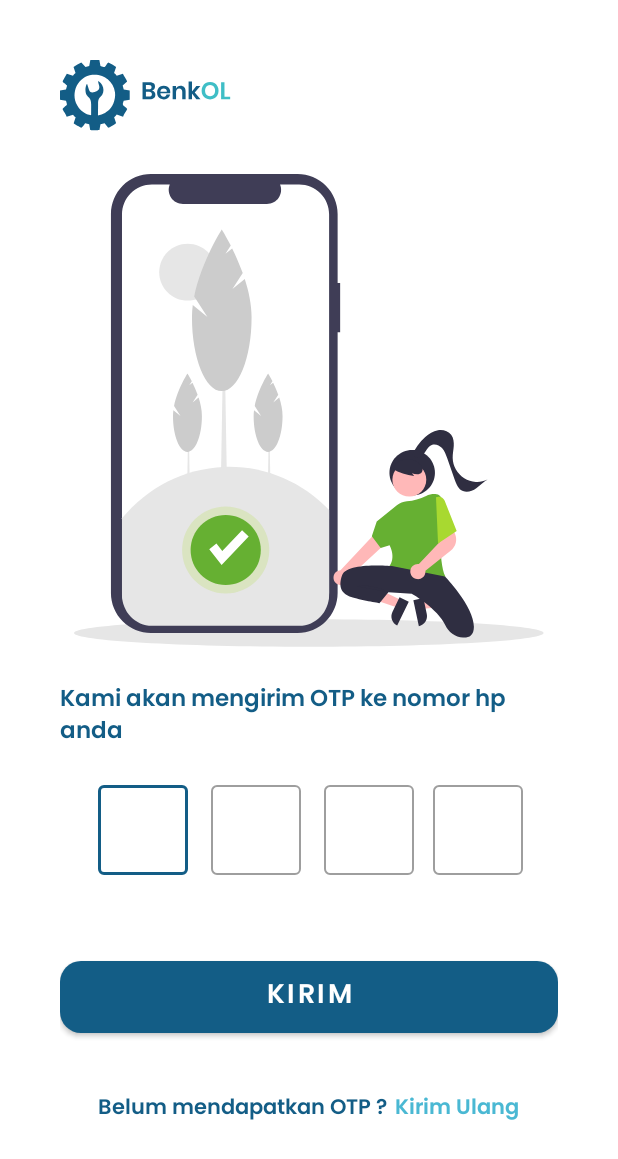
After one commit to JonathanUlhaq/BenKol, an Android app: the Otp screen opened directly, with no data from a screen before it, on a phone screen of 412 x 824 dp. The commit adds this screen. Shown: the top 1159 px of the screen. Run offline under Robolectric (Android 15) with nearby library versions, the phone set to English and light mode, and no system bars.

Commit message:
Layout OTP

```diff
--- a/app/src/main/AndroidManifest.xml
+++ b/app/src/main/AndroidManifest.xml
@@ -10,9 +10,13 @@
         android:supportsRtl="true"
         android:theme="@style/Theme.BenKol">
         <activity
+            android:name=".Otp"
+            android:exported="false"
+            android:theme="@style/Theme.BenkolLogin"/>
+        <activity
             android:name=".Login"
             android:exported="false"
-            android:theme="@style/Theme.BenkolLogin"/>
+            android:theme="@style/Theme.BenkolLogin" />
         <activity
             android:name=".OnBoarding"
             android:exported="false"
--- a/app/src/main/java/com/example/benkol/Login.java
+++ b/app/src/main/java/com/example/benkol/Login.java
@@ -2,7 +2,9 @@ package com.example.benkol;
 
 import androidx.appcompat.app.AppCompatActivity;
 
+import android.content.Intent;
 import android.os.Bundle;
+import android.view.View;
 
 public class Login extends AppCompatActivity {
 
@@ -11,4 +13,10 @@ public class Login extends AppCompatActivity {
         super.onCreate(savedInstanceState);
         setContentView(R.layout.activity_login);
     }
+
+    public void OTP(View view)
+    {
+        Intent intent = new Intent(Login.this,Otp.class);
+        startActivity(intent);
+    }
 }
--- /dev/null
+++ b/app/src/main/java/com/example/benkol/Otp.java
@@ -0,0 +1,14 @@
+package com.example.benkol;
+
+import androidx.appcompat.app.AppCompatActivity;
+
+import android.os.Bundle;
+
+public class Otp extends AppCompatActivity {
+
+    @Override
+    protected void onCreate(Bundle savedInstanceState) {
+        super.onCreate(savedInstanceState);
+        setContentView(R.layout.activity_otp);
+    }
+}
--- /dev/null
+++ b/app/src/main/res/drawable/ilus_regris.xml
@@ -0,0 +1,92 @@
+<vector xmlns:android="http://schemas.android.com/apk/res/android"
+    android:width="313dp"
+    android:height="315dp"
+    android:viewportWidth="313"
+    android:viewportHeight="315">
+  <path
+      android:pathData="M156.351,314.888C242.701,314.888 312.701,310.782 312.701,305.717C312.701,300.651 242.701,296.545 156.351,296.545C70.001,296.545 0,300.651 0,305.717C0,310.782 70.001,314.888 156.351,314.888Z"
+      android:fillColor="#E6E6E6"/>
+  <path
+      android:pathData="M177.243,72.65H175.561V26.633C175.561,19.57 172.752,12.795 167.75,7.801C162.749,2.806 155.965,0 148.892,0H51.268C44.195,0 37.411,2.806 32.41,7.801C27.408,12.795 24.599,19.57 24.599,26.633V279.084C24.599,286.148 27.408,292.922 32.41,297.917C37.411,302.911 44.195,305.717 51.268,305.717H148.892C155.965,305.717 162.749,302.911 167.75,297.917C172.752,292.922 175.561,286.148 175.561,279.084V105.406H177.243V72.65Z"
+      android:fillColor="#3F3D56"/>
+  <path
+      android:pathData="M169.885,26.819V278.898C169.885,284.173 167.787,289.233 164.051,292.963C160.316,296.693 155.25,298.788 149.968,298.788H51.875C46.593,298.788 41.528,296.693 37.793,292.963C34.058,289.233 31.959,284.174 31.959,278.899V26.819C31.959,21.544 34.057,16.485 37.793,12.755C41.528,9.025 46.594,6.929 51.876,6.929H63.776C63.191,8.364 62.968,9.921 63.127,11.462C63.286,13.003 63.822,14.481 64.687,15.767C65.553,17.053 66.721,18.106 68.09,18.835C69.459,19.564 70.986,19.946 72.538,19.947H128.466C130.017,19.946 131.544,19.564 132.913,18.836C134.282,18.107 135.451,17.053 136.316,15.767C137.182,14.481 137.717,13.003 137.876,11.462C138.035,9.921 137.813,8.364 137.228,6.929H149.968C155.25,6.929 160.316,9.025 164.051,12.755C167.787,16.485 169.885,21.544 169.885,26.819V26.819Z"
+      android:fillColor="#ffffff"/>
+  <path
+      android:pathData="M77.273,217.675H75.21L75.899,177.434H76.588L77.273,217.675Z"
+      android:fillColor="#E6E6E6"/>
+  <path
+      android:pathData="M78.992,152.098L82.322,146.959C81.335,144.235 80.194,141.569 78.906,138.973L76.753,140.71L78.458,138.079C76.833,134.885 75.554,132.872 75.554,132.872C75.554,132.872 68.877,143.381 66.645,154.509L70.918,161.104L66.188,157.289C66.02,158.585 65.933,159.89 65.929,161.197C65.929,174.376 70.239,185.059 75.555,185.059C80.872,185.059 85.182,174.374 85.182,161.197C85.182,157.112 84.256,152.838 82.977,148.884L78.992,152.098Z"
+      android:fillColor="#CCCCCC"/>
+  <path
+      android:pathData="M130.979,217.675H128.916L129.605,177.434H130.293L130.979,217.675Z"
+      android:fillColor="#E6E6E6"/>
+  <path
+      android:pathData="M132.697,152.098L136.027,146.959C135.04,144.235 133.899,141.569 132.611,138.973L130.458,140.71L132.163,138.079C130.538,134.885 129.259,132.872 129.259,132.872C129.259,132.872 122.581,143.382 120.351,154.509L124.621,161.103L119.892,157.288C119.723,158.584 119.637,159.889 119.632,161.196C119.632,174.375 123.942,185.058 129.259,185.058C134.575,185.058 138.885,174.374 138.885,161.196C138.885,157.111 137.959,152.837 136.681,148.883L132.697,152.098Z"
+      android:fillColor="#CCCCCC"/>
+  <path
+      android:pathData="M75.703,84.282C86.172,84.282 94.658,75.807 94.658,65.353C94.658,54.898 86.172,46.423 75.703,46.423C65.235,46.423 56.749,54.898 56.749,65.353C56.749,75.807 65.235,84.282 75.703,84.282Z"
+      android:fillColor="#E6E6E6"/>
+  <path
+      android:pathData="M101.958,211.816H97.704L99.122,128.842H100.54L101.958,211.816Z"
+      android:fillColor="#E6E6E6"/>
+  <path
+      android:pathData="M105.502,76.602L112.368,66.007C110.332,60.39 107.98,54.892 105.324,49.54L100.884,53.12L104.399,47.695C101.047,41.109 98.413,36.959 98.413,36.959C98.413,36.959 84.643,58.629 80.043,81.573L88.851,95.171L79.097,87.304C78.75,89.977 78.571,92.668 78.562,95.364C78.562,122.536 87.449,144.564 98.411,144.564C109.373,144.564 118.259,122.536 118.259,95.364C118.259,86.94 116.351,78.127 113.718,69.974L105.502,76.602Z"
+      android:fillColor="#CCCCCC"/>
+  <path
+      android:pathData="M169.885,223.777V280.183C169.885,291.624 160.968,300.898 149.968,300.899H51.875C40.875,300.899 31.958,291.624 31.958,280.183V229.276C48.965,208.511 73.554,196.101 99.761,195.056C125.968,194.011 151.399,204.427 169.885,223.777Z"
+      android:fillColor="#E6E6E6"/>
+  <path
+      android:pathData="M101.029,279.418C117.058,279.418 130.053,266.441 130.053,250.433C130.053,234.426 117.058,221.449 101.029,221.449C84.999,221.449 72.005,234.426 72.005,250.433C72.005,266.441 84.999,279.418 101.029,279.418Z"
+      android:strokeAlpha="0.2"
+      android:fillColor="#A8D930"
+      android:fillAlpha="0.2"/>
+  <path
+      android:pathData="M101.029,273.772C113.936,273.772 124.399,263.323 124.399,250.434C124.399,237.544 113.936,227.095 101.029,227.095C88.122,227.095 77.659,237.544 77.659,250.434C77.659,263.323 88.122,273.772 101.029,273.772Z"
+      android:fillColor="#66B032"/>
+  <path
+      android:pathData="M98.303,260.412L90.067,249.837L94.856,246.117L98.756,251.124L111.929,237.237L116.334,241.404L98.303,260.412Z"
+      android:fillColor="#ffffff"/>
+  <path
+      android:pathData="M225.222,214.134C233.59,214.134 240.374,207.359 240.374,199.001C240.374,190.644 233.59,183.869 225.222,183.869C216.853,183.869 210.069,190.644 210.069,199.001C210.069,207.359 216.853,214.134 225.222,214.134Z"
+      android:fillColor="#2F2E41"/>
+  <path
+      android:pathData="M231.362,283.952L232.529,289.452L254.326,287.572L252.604,279.455L231.362,283.952Z"
+      android:fillColor="#FFB8B8"/>
+  <path
+      android:pathData="M229.665,301.141L225.997,283.856L232.684,282.44L234.935,293.047C235.121,293.924 235.132,294.829 234.968,295.71C234.804,296.592 234.468,297.432 233.978,298.184C233.489,298.935 232.856,299.583 232.116,300.091C231.376,300.598 230.543,300.955 229.665,301.141Z"
+      android:fillColor="#2F2E41"/>
+  <path
+      android:pathData="M217.706,283.659L215.253,288.72L194.544,281.678L198.165,274.21L217.706,283.659Z"
+      android:fillColor="#FFB8B8"/>
+  <path
+      android:pathData="M212.055,291.638L216.787,281.879L222.939,284.854L215.229,300.757C213.597,299.968 212.346,298.564 211.751,296.854C211.156,295.144 211.265,293.267 212.055,291.638V291.638Z"
+      android:fillColor="#2F2E41"/>
+  <path
+      android:pathData="M176.903,273.666C177.612,273.798 178.341,273.773 179.04,273.592C179.738,273.412 180.388,273.082 180.944,272.623C181.501,272.165 181.95,271.591 182.26,270.941C182.57,270.29 182.733,269.58 182.739,268.86L216.89,237.416L208.409,230.856L177.489,263.846C176.277,263.917 175.132,264.429 174.273,265.286C173.413,266.143 172.899,267.285 172.827,268.496C172.754,269.707 173.13,270.902 173.881,271.855C174.633,272.807 175.708,273.452 176.904,273.665L176.903,273.666Z"
+      android:fillColor="#FFB8B8"/>
+  <path
+      android:pathData="M223.319,214.816C229.548,214.816 234.597,209.774 234.597,203.554C234.597,197.333 229.548,192.291 223.319,192.291C217.091,192.291 212.042,197.333 212.042,203.554C212.042,209.774 217.091,214.816 223.319,214.816Z"
+      android:fillColor="#FFB8B8"/>
+  <path
+      android:pathData="M233.441,269.758C225.529,269.758 216.002,268.095 210.124,261.286L209.992,261.132L210.129,260.982C210.175,260.933 214.498,255.998 210.18,247.197L204.243,249.021L198.333,241.231L201.607,231.422L215.005,220.646C216.924,219.11 219.261,218.185 221.713,217.99C226.151,217.562 230.474,216.332 234.471,214.362C236.301,213.474 238.315,213.034 240.349,213.078L240.612,213.085C241.231,213.102 241.839,213.245 242.401,213.504C242.962,213.763 243.465,214.134 243.879,214.593C244.293,215.052 244.61,215.59 244.809,216.175C245.008,216.76 245.087,217.379 245.039,217.995C244.131,229.748 242.527,258.139 247.24,267.915L247.361,268.167L247.09,268.236C242.61,269.242 238.033,269.753 233.441,269.758L233.441,269.758Z"
+      android:fillColor="#66B032"/>
+  <path
+      android:pathData="M211.676,261.136C211.676,261.136 181.829,258.385 178.615,267.097C175.4,275.81 179.074,279.937 184.584,281.771C190.094,283.605 203.41,285.898 203.41,285.898L209.38,278.561L224.992,279.478C224.992,279.478 242.388,289.554 247.198,300.331C248.23,302.663 249.875,304.672 251.96,306.144C254.044,307.617 256.489,308.498 259.034,308.693C262.891,308.961 266.318,307.507 266.318,301.488C266.318,287.731 247.032,268.013 247.032,268.013L211.676,261.136Z"
+      android:fillColor="#2F2E41"/>
+  <path
+      android:pathData="M188.946,274.663C188.946,274.663 196.752,272.371 209.15,278.332Z"
+      android:fillColor="#2F2E41"/>
+  <path
+      android:pathData="M212.069,196.371C216.474,199.056 221.439,200.69 226.579,201.146L225.05,199.315C226.163,199.726 227.335,199.959 228.521,200.003C229.116,200.02 229.705,199.898 230.244,199.647C230.782,199.395 231.254,199.021 231.621,198.555C231.921,198.07 232.099,197.521 232.141,196.952C232.182,196.384 232.085,195.815 231.858,195.292C231.392,194.25 230.666,193.344 229.751,192.66C228.127,191.378 226.212,190.517 224.174,190.153C222.137,189.789 220.041,189.935 218.073,190.576C216.723,190.979 215.513,191.753 214.584,192.81C214.127,193.343 213.809,193.98 213.66,194.665C213.511,195.351 213.534,196.062 213.728,196.736"
+      android:fillColor="#2F2E41"/>
+  <path
+      android:pathData="M225.14,187.369C227.144,182.722 230.143,178.571 233.927,175.206C236.357,173.051 239.196,171.197 242.397,170.638C245.599,170.078 249.208,171.037 251.173,173.624C252.78,175.739 253.079,178.573 252.903,181.221C252.726,183.87 252.133,186.495 252.189,189.147C252.247,191.855 252.982,194.506 254.326,196.859C255.67,199.211 257.581,201.192 259.885,202.62C262.19,204.048 264.815,204.879 267.523,205.036C270.231,205.194 272.935,204.674 275.39,203.523C272.625,205.05 270.471,207.467 267.906,209.305C265.341,211.143 261.953,212.405 259.038,211.19C255.953,209.906 254.538,206.412 253.433,203.261L248.505,189.211C247.668,186.822 246.789,184.363 245.079,182.495C243.37,180.628 240.595,179.489 238.242,180.428C236.459,181.139 235.298,182.839 234.28,184.463C233.262,186.087 232.187,187.82 230.468,188.672C228.75,189.525 226.198,189 225.637,187.166"
+      android:fillColor="#2F2E41"/>
+  <path
+      android:pathData="M229.009,269.798C228.815,269.798 228.62,269.787 228.427,269.766C227.144,269.622 225.964,268.992 225.132,268.006C224.299,267.02 223.876,265.754 223.949,264.466C224.023,263.178 224.587,261.968 225.527,261.083C226.467,260.198 227.71,259.707 229.002,259.709C229.227,259.71 229.452,259.727 229.675,259.759L245.093,243.368L243.484,238.01L251.565,234.391L253.831,239.921C254.59,241.794 254.725,243.862 254.214,245.818C253.704,247.774 252.575,249.513 250.997,250.777L234.025,264.259C234.043,264.423 234.052,264.588 234.053,264.754C234.052,265.463 233.902,266.165 233.612,266.813C233.323,267.461 232.899,268.04 232.37,268.514C231.449,269.344 230.25,269.802 229.009,269.798V269.798Z"
+      android:fillColor="#FFB8B8"/>
+  <path
+      android:pathData="M241.063,215.28C241.598,215.043 242.175,214.916 242.76,214.907C243.345,214.898 243.925,215.008 244.467,215.228C245.008,215.449 245.5,215.777 245.911,216.192C246.323,216.608 246.646,217.102 246.862,217.645L254.838,237.75L242.441,246.004L241.063,215.28Z"
+      android:fillColor="#A8D930"/>
+</vector>
--- a/app/src/main/res/layout/activity_login.xml
+++ b/app/src/main/res/layout/activity_login.xml
@@ -53,10 +53,15 @@
     </com.google.android.material.textfield.TextInputLayout>
 
     <Button
+        style="@style/Widget.MaterialComponents.Button"
+        app:cornerRadius="14dp"
         android:id="@+id/button"
+        android:onClick="OTP"
         android:layout_width="match_parent"
-        android:background="@drawable/button"
         android:layout_height="wrap_content"
+        android:textSize="18sp"
+        android:fontFamily="@font/poppinssemibbold"
+        android:height="60dp"
         android:text="Send OTP"
         app:layout_constraintBottom_toBottomOf="parent"
         app:layout_constraintEnd_toEndOf="parent"
--- /dev/null
+++ b/app/src/main/res/layout/activity_otp.xml
@@ -0,0 +1,202 @@
+<?xml version="1.0" encoding="utf-8"?>
+<androidx.constraintlayout.widget.ConstraintLayout xmlns:android="http://schemas.android.com/apk/res/android"
+    xmlns:app="http://schemas.android.com/apk/res-auto"
+    xmlns:tools="http://schemas.android.com/tools"
+    android:layout_width="match_parent"
+    android:layout_height="match_parent"
+    android:padding="40dp"
+    tools:context=".Otp">
+
+    <ImageView
+        android:id="@+id/imageView3"
+        android:layout_width="wrap_content"
+        android:layout_height="wrap_content"
+        app:layout_constraintBottom_toBottomOf="parent"
+        app:layout_constraintEnd_toEndOf="parent"
+        app:layout_constraintHorizontal_bias="0.0"
+        app:layout_constraintStart_toStartOf="parent"
+        app:layout_constraintTop_toTopOf="parent"
+        app:layout_constraintVertical_bias="0.0"
+        app:srcCompat="@drawable/login_logo" />
+
+    <ImageView
+        android:id="@+id/imageView4"
+        android:layout_width="wrap_content"
+        android:layout_height="wrap_content"
+        app:layout_constraintBottom_toBottomOf="parent"
+        app:layout_constraintEnd_toEndOf="parent"
+        app:layout_constraintStart_toStartOf="parent"
+        app:layout_constraintTop_toBottomOf="@+id/imageView3"
+        app:layout_constraintVertical_bias="0.075"
+        app:srcCompat="@drawable/ilus_regris" />
+
+    <TextView
+        android:id="@+id/penjelasan"
+        android:layout_width="match_parent"
+        android:layout_height="wrap_content"
+        android:autoSizeTextType="uniform"
+        android:fontFamily="@font/poppinssemibbold"
+        android:text="Kami akan mengirim OTP ke nomor hp anda"
+        android:textColor="@color/biru"
+        android:textSize="15sp"
+        app:layout_constraintBottom_toBottomOf="parent"
+        app:layout_constraintEnd_toEndOf="parent"
+        app:layout_constraintStart_toStartOf="parent"
+        app:layout_constraintTop_toBottomOf="@+id/imageView4"
+        app:layout_constraintVertical_bias="0.072" />
+
+    <LinearLayout
+        android:id="@+id/linearLayout2"
+        android:layout_width="match_parent"
+        android:layout_height="wrap_content"
+        android:gravity="center"
+        android:orientation="horizontal"
+        app:layout_constraintBottom_toBottomOf="parent"
+        app:layout_constraintEnd_toEndOf="parent"
+        app:layout_constraintStart_toStartOf="parent"
+        app:layout_constraintTop_toBottomOf="@+id/penjelasan"
+        app:layout_constraintVertical_bias="0.078">
+
+        <!--OTP 1-->
+
+        <com.google.android.material.textfield.TextInputLayout
+
+
+            style="@style/Widget.MaterialComponents.TextInputLayout.OutlinedBox"
+            android:layout_width="wrap_content"
+            android:layout_height="wrap_content"
+            android:layout_gravity="center"
+            android:gravity="center">
+
+
+            <com.google.android.material.textfield.TextInputEditText
+                android:id="@+id/otp1"
+                android:layout_width="60dp"
+                android:layout_height="60dp"
+                android:layout_marginLeft="5dp"
+                android:layout_marginRight="10dp"
+                android:textAlignment="center"
+                android:inputType="numberDecimal"
+                android:maxLength="1"
+                android:maxLines="1"
+                android:textSize="15sp"
+                android:textStyle="bold" />
+        </com.google.android.material.textfield.TextInputLayout>
+
+        <!-- End OTP 1 -->
+
+        <!--Start OTP 2 -->
+        <com.google.android.material.textfield.TextInputLayout
+
+            style="@style/Widget.MaterialComponents.TextInputLayout.OutlinedBox"
+            android:layout_width="wrap_content"
+            android:layout_height="wrap_content"
+            android:layout_gravity="center"
+            android:gravity="center">
+
+            <com.google.android.material.textfield.TextInputEditText
+                android:id="@+id/otp2"
+                android:layout_width="60dp"
+                android:layout_height="60dp"
+                android:layout_marginLeft="5dp"
+                android:layout_marginRight="10dp"
+                android:textAlignment="center"
+                android:inputType="numberDecimal"
+                android:maxLength="1"
+                android:maxLines="1"
+                android:textSize="15sp"
+                android:textStyle="bold" />
+        </com.google.android.material.textfield.TextInputLayout>
+        <!--End OTP 2-->
+
+        <!--Start OTP 3 -->
+        <com.google.android.material.textfield.TextInputLayout
+
+            android:id="@+id/outlinedTextField"
+            style="@style/Widget.MaterialComponents.TextInputLayout.OutlinedBox"
+            android:layout_width="wrap_content"
+            android:layout_height="wrap_content"
+            android:layout_gravity="center"
+            android:gravity="center">
+
+            <com.google.android.material.textfield.TextInputEditText
+                android:id="@+id/otp3"
+                android:layout_width="60dp"
+                android:layout_height="60dp"
+                android:layout_marginRight="10dp"
+                android:layout_marginLeft="5dp"
+                android:inputType="numberDecimal"
+                android:textAlignment="center"
+                android:maxLength="1"
+                android:maxLines="1"
+                android:textSize="15sp"
+                android:textStyle="bold" />
+        </com.google.android.material.textfield.TextInputLayout>
+        <!--End OTP 3-->
+
+        <!--Start OTP 4 -->
+        <com.google.android.material.textfield.TextInputLayout
+
+            style="@style/Widget.MaterialComponents.TextInputLayout.OutlinedBox"
+            android:layout_width="wrap_content"
+            android:layout_height="wrap_content"
+            android:layout_gravity="center"
+            android:gravity="center">
+
+            <com.google.android.material.textfield.TextInputEditText
+                android:id="@+id/otp4"
+                android:layout_width="60dp"
+                android:layout_height="60dp"
+                android:inputType="numberDecimal"
+                android:textAlignment="center"
+                android:maxLength="1"
+                android:maxLines="1"
+                android:textSize="15sp"
+                android:textStyle="bold" />
+        </com.google.android.material.textfield.TextInputLayout>
+        <!--End OTP 4-->
+
+    </LinearLayout>
+
+    <Button
+        style="@style/Widget.MaterialComponents.Button"
+        app:cornerRadius="14dp"
+        android:id="@+id/button2"
+        android:layout_width="match_parent"
+        android:layout_height="wrap_content"
+        android:text="Kirim"
+        android:textSize="18sp"
+        android:fontFamily="@font/poppinssemibbold"
+        android:height="60dp"
+        app:layout_constraintBottom_toBottomOf="parent"
+        app:layout_constraintEnd_toEndOf="parent"
+        app:layout_constraintHorizontal_bias="0.498"
+        app:layout_constraintStart_toStartOf="parent"
+        app:layout_constraintTop_toBottomOf="@+id/linearLayout2"
+        app:layout_constraintVertical_bias="0.366" />
+
+    <LinearLayout
+        android:layout_width="match_parent"
+        android:layout_height="wrap_content"
+        android:orientation="horizontal"
+        android:gravity="center"
+        app:layout_constraintBottom_toBottomOf="parent"
+        app:layout_constraintEnd_toEndOf="parent"
+        app:layout_constraintStart_toStartOf="parent"
+        app:layout_constraintTop_toBottomOf="@+id/button2">
+
+        <TextView
+            android:layout_width="wrap_content"
+            android:layout_height="wrap_content"
+            android:text="Belum mendapatkan OTP ?"
+            android:fontFamily="@font/poppinssemibbold"
+            android:textColor="@color/biru"/>
+        <TextView
+            android:layout_width="wrap_content"
+            android:layout_height="wrap_content"
+            android:text="Kirim Ulang"
+            android:fontFamily="@font/poppinssemibbold"
+            android:textColor="#4AB8D3"
+            android:layout_marginLeft="5dp"/>
+    </LinearLayout>
+</androidx.constraintlayout.widget.ConstraintLayout>
--- a/app/src/main/res/values/themes.xml
+++ b/app/src/main/res/values/themes.xml
@@ -27,4 +27,5 @@
         <!-- Customize your theme here. -->
     </style>
 
+
 </resources>
```
